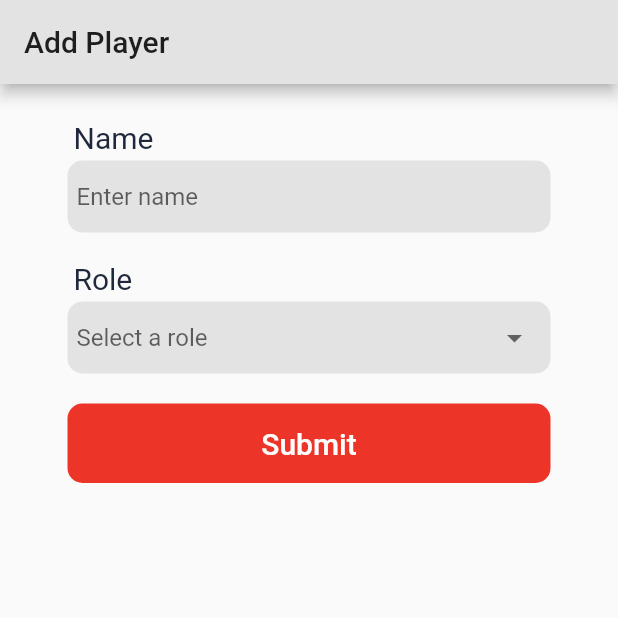
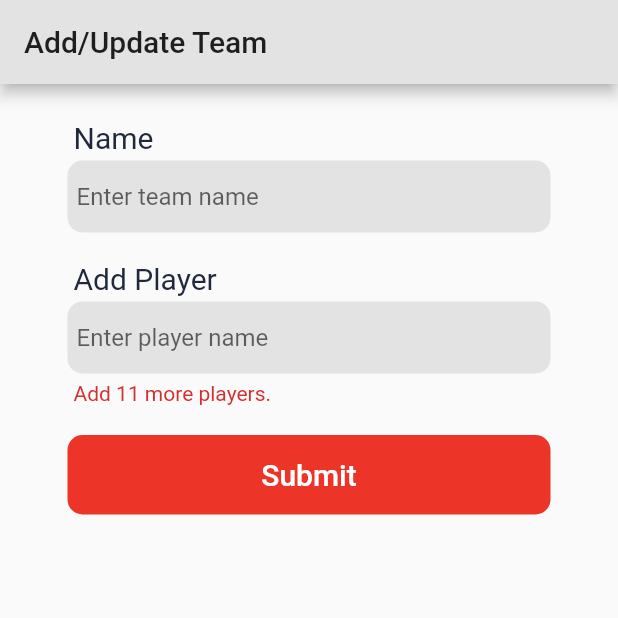
Before and after one commit to shuvoprosadsarnakar/fantasy_cricket, a Flutter app: the screen it shows after launch, on a phone screen of 412 x 824 dp, the top half of it. Run offline on Flutter 3.47's test engine with Material 2 defaults, Android fonts, the phone set to English and light mode, and no system bars; our stand-ins replace bloc, cloud_firestore, flutter_bloc; accounts and stored records are empty.

Commit message:
created TeamAddEdit() screen
also fixed PlayerAddEdit() screen's snack bar bug

```diff
--- a/lib/main.dart
+++ b/lib/main.dart
@@ -1,5 +1,6 @@
 import 'package:fantasy_cricket/models/player.dart';
 import 'package:fantasy_cricket/pages/player/player_add_edit.dart';
+import 'package:fantasy_cricket/pages/team/team_add_edit.dart';
 import 'package:fantasy_cricket/resources/colours/color_pallate.dart';
 import 'package:flutter/material.dart';
 
@@ -10,7 +11,7 @@ class MyApp extends StatelessWidget {
   Widget build(BuildContext context) {
     return MaterialApp(
       title: 'Fantasy Cricket',
-      home: PlayerAddEdit(),
+      home: TeamAddEdit(),
       //home: Home(),
       theme: ThemeData(
         brightness: Brightness.light,
--- a/lib/pages/player/player_add_edit.dart
+++ b/lib/pages/player/player_add_edit.dart
@@ -51,7 +51,7 @@ class PlayerAddEdit extends StatelessWidget {
                   getRoleField(),
                   SizedBox(height: 20),
 
-                  // add player button
+                  // submit button
                   getFormSubmitButton(context),
                 ],
               ),
@@ -156,7 +156,7 @@ class PlayerAddEdit extends StatelessWidget {
     );
   }
 
-  // returns add player button
+  // returns submit button
   TextButton getFormSubmitButton(BuildContext context) {
     return TextButton(
       child: Text(
@@ -174,6 +174,8 @@ class PlayerAddEdit extends StatelessWidget {
       onPressed: () async {
         await _playerAddEditCubit.addPlayerToDb();
 
+        // _playerAddEditCubit.state will be null if form has validation error
+        if(_playerAddEditCubit.state != null) {
           String snackBarMsg; // snack bar message
 
           if (_playerAddEditCubit.state == PlayerAddEditStatus.added) {
@@ -187,6 +189,7 @@ class PlayerAddEdit extends StatelessWidget {
           ScaffoldMessenger.of(context).showSnackBar(SnackBar(
             content: Text(snackBarMsg),
           ));
+        }
       },
     );
   }
--- /dev/null
+++ b/lib/pages/team/team_add_edit.dart
@@ -0,0 +1,194 @@
+import 'package:fantasy_cricket/resources/colours/color_pallate.dart';
+import 'package:flutter/material.dart';
+
+class TeamAddEdit extends StatelessWidget {
+  @override
+  Widget build(BuildContext context) {
+    return Scaffold(
+      appBar: AppBar(title: Text('Add/Update Team')),
+      body: ListView(
+        padding: EdgeInsets.symmetric(
+          horizontal: 45,
+          vertical: 20,
+        ),
+        children: [
+          // name field
+          getNameField(),
+          SizedBox(height: 15),
+
+          // add player field, player search results and submit button
+          Stack(
+            clipBehavior: Clip.none,
+            children: [
+              // add player field and submit button
+              Column(
+                crossAxisAlignment: CrossAxisAlignment.start,
+                children: [
+                  // add player field
+                  getAddPlayerField(),
+                  SizedBox(height: 5),
+                  Padding(
+                    padding: EdgeInsets.symmetric(horizontal: 4),
+                    child: Text(
+                      'Add 11 more players.',
+                      style: TextStyle(color: Theme.of(context).errorColor),
+                    ),
+                  ),
+                  SizedBox(height: 20),
+
+                  // submit button
+                  SizedBox(
+                    width: double.maxFinite,
+                    child: getFormSubmitButton(context),
+                  ),
+                ],
+              ),
+
+              // // search results
+              // Container(
+              //   margin: EdgeInsets.only(top: 85),
+              //   height: 300,
+              //   width: double.maxFinite,
+              //   decoration: BoxDecoration(
+              //     borderRadius: BorderRadius.circular(10),
+              //     boxShadow: [
+              //       BoxShadow(
+              //         color: Colors.grey,
+              //         blurRadius: 5,
+              //         offset: Offset(2, 2),
+              //       ),
+              //     ],
+              //     color: Colors.white,
+              //   ),
+              //   child: ClipRRect(
+              //     borderRadius: BorderRadius.circular(10),
+              //     child: ListView(
+              //       children: [
+              //         ListTile(
+              //           title: Text('Shane Watson'),
+              //           subtitle: Text('Batsman'),
+              //         ),
+              //         Divider(height: 1),
+              //         ListTile(
+              //           title: Text('Shane Watson'),
+              //           subtitle: Text('Batsman'),
+              //         ),
+              //         Divider(height: 1),
+              //         ListTile(
+              //           title: Text('Shane Watson'),
+              //           subtitle: Text('Batsman'),
+              //         ),
+              //         Divider(height: 1),
+              //         ListTile(
+              //           title: Text('Shane Watson'),
+              //           subtitle: Text('Batsman'),
+              //         ),
+              //       ],
+              //     ),
+              //   ),
+              // ),
+            ],
+          ),
+        ],
+      ),
+    );
+  }
+
+  // returns field title
+  Padding getFieldTitle(String title) {
+    return Padding(
+      padding: EdgeInsets.all(4),
+      child: Text(
+        title,
+        style: TextStyle(
+          color: ColorPallate.ebonyClay,
+          fontSize: 20,
+        ),
+      ),
+    );
+  }
+
+  // returns name field with field title
+  Column getNameField() {
+    return Column(
+      crossAxisAlignment: CrossAxisAlignment.start,
+      children: [
+        getFieldTitle('Name'),
+        TextFormField(
+          initialValue: '',
+          cursorColor: Colors.black38,
+          decoration: InputDecoration(
+            fillColor: ColorPallate.mercury,
+            filled: true,
+            contentPadding: EdgeInsets.symmetric(
+              vertical: 6,
+              horizontal: 6,
+            ),
+            border: OutlineInputBorder(
+              borderSide: BorderSide.none,
+              borderRadius: BorderRadius.all(Radius.circular(10)),
+            ),
+            hintStyle: TextStyle(fontSize: 16),
+            hintText: 'Enter team name',
+          ),
+          validator: (String value) {
+            if (value.isEmpty) {
+              return 'Team name is required.';
+            } else {
+              return null;
+            }
+          },
+          onSaved: (String value) {},
+        ),
+      ],
+    );
+  }
+
+  // returns add player field with field title
+  Column getAddPlayerField() {
+    return Column(
+      crossAxisAlignment: CrossAxisAlignment.start,
+      children: [
+        getFieldTitle('Add Player'),
+        TextFormField(
+          cursorColor: Colors.black38,
+          decoration: InputDecoration(
+            fillColor: ColorPallate.mercury,
+            filled: true,
+            contentPadding: EdgeInsets.symmetric(
+              vertical: 6,
+              horizontal: 6,
+            ),
+            border: OutlineInputBorder(
+              borderSide: BorderSide.none,
+              borderRadius: BorderRadius.all(Radius.circular(10)),
+            ),
+            hintStyle: TextStyle(fontSize: 16),
+            hintText: 'Enter player name',
+          ),
+        ),
+      ],
+    );
+  }
+
+  // returns submit button
+  TextButton getFormSubmitButton(BuildContext context) {
+    return TextButton(
+      child: Text(
+        'Submit',
+        style: TextStyle(fontSize: 20),
+      ),
+      style: TextButton.styleFrom(
+        shape: RoundedRectangleBorder(
+          borderRadius: BorderRadius.circular(10),
+        ),
+        padding: EdgeInsets.all(15),
+        primary: Colors.white,
+        backgroundColor: ColorPallate.pomegranate,
+      ),
+      onPressed: () async {
+
+      },
+    );
+  }
+}
```
Also changed, not shown: lib/pages/team/cubits/team_add_edit_cubit.dart (added). Lines whose indentation alone changed are shown as unchanged.
